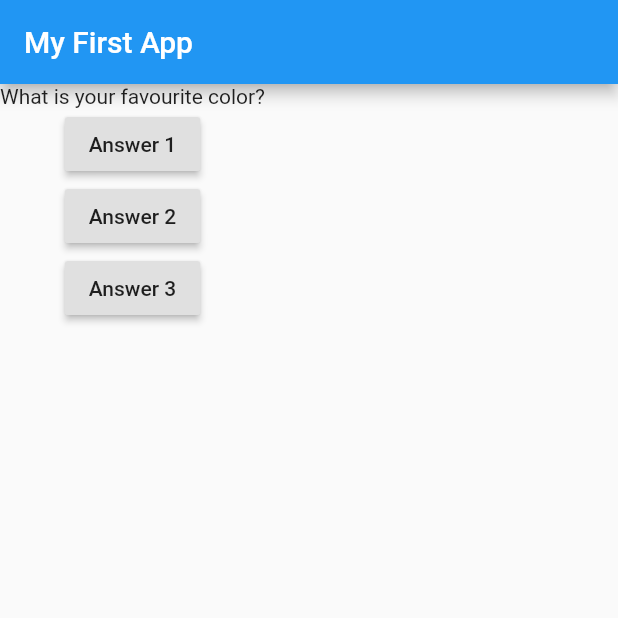
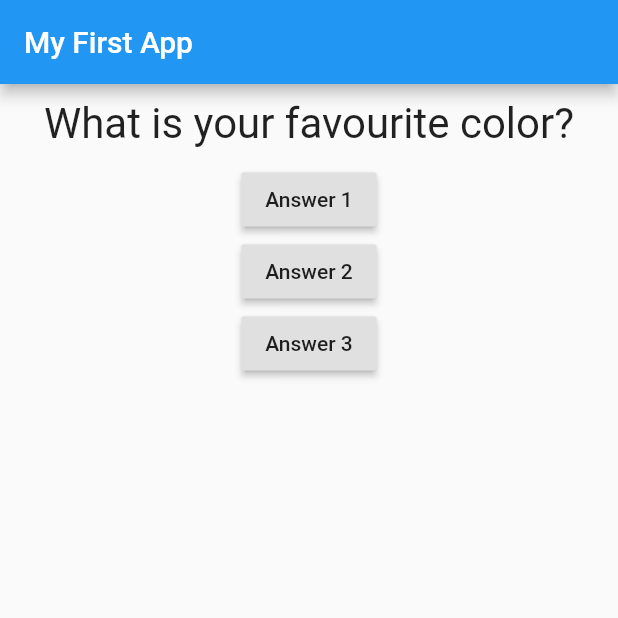
Before and after one commit to armanbijoy/Quiz-App-Flutter, a Flutter app: the screen it shows after launch, on a phone screen of 412 x 824 dp, the top half of it. Run offline on Flutter 3.47's test engine with Material 2 defaults, Android fonts, the phone set to English and light mode, and no system bars.

Commit message:
Changes Added

```diff
--- a/lib/main.dart
+++ b/lib/main.dart
@@ -1,4 +1,5 @@
 import 'package:flutter/material.dart';
+import './question.dart';
 
 // void main() {
 //   runApp(MyApp());
@@ -37,7 +38,7 @@ class _MyAppState extends State<MyApp> {
           ),
           body: Column(
             children: [
-              Text(questions[_questionIndex]),
+              Question(questions[_questionIndex]),
               RaisedButton(
                 child: Text('Answer 1'),
                 onPressed: _answerQuestion,
--- /dev/null
+++ b/lib/question.dart
@@ -0,0 +1,20 @@
+import 'package:flutter/material.dart';
+
+class Question extends StatelessWidget {
+  String questionText;
+
+  Question(this.questionText);
+
+  @override
+  Widget build(BuildContext context) {
+    return Container(
+      width: double.infinity,
+      margin: EdgeInsets.all(10),
+      child: Text(
+        questionText,
+        style: TextStyle(fontSize: 28),
+        textAlign: TextAlign.center,
+      ),
+    );
+  }
+}
```
